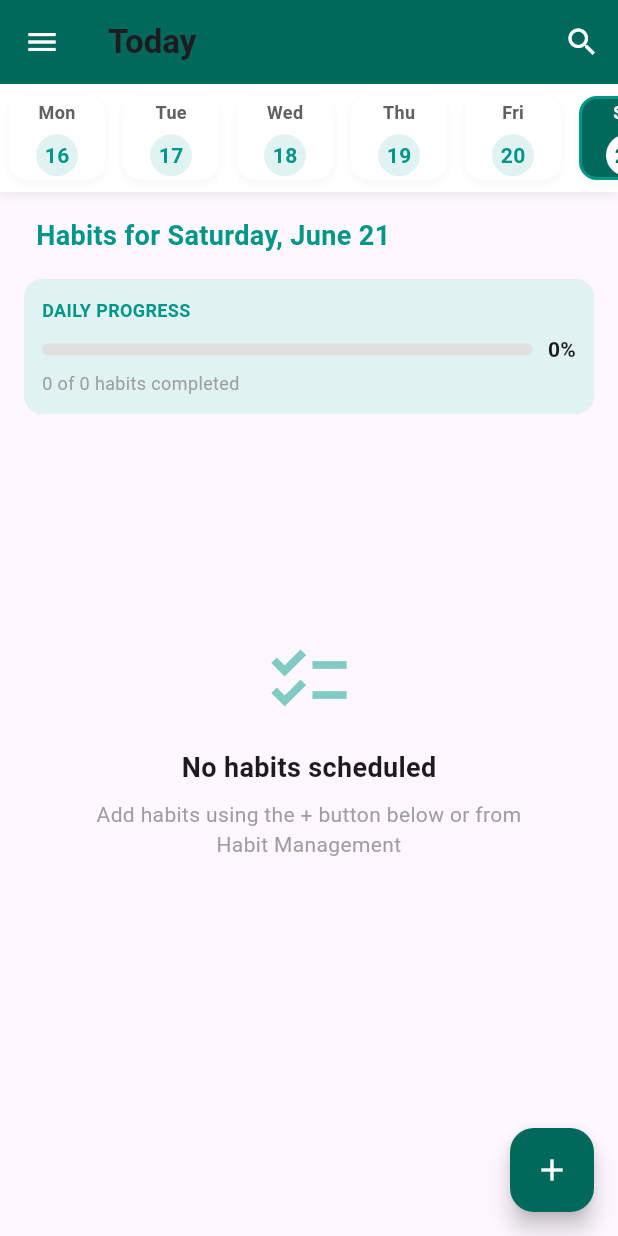
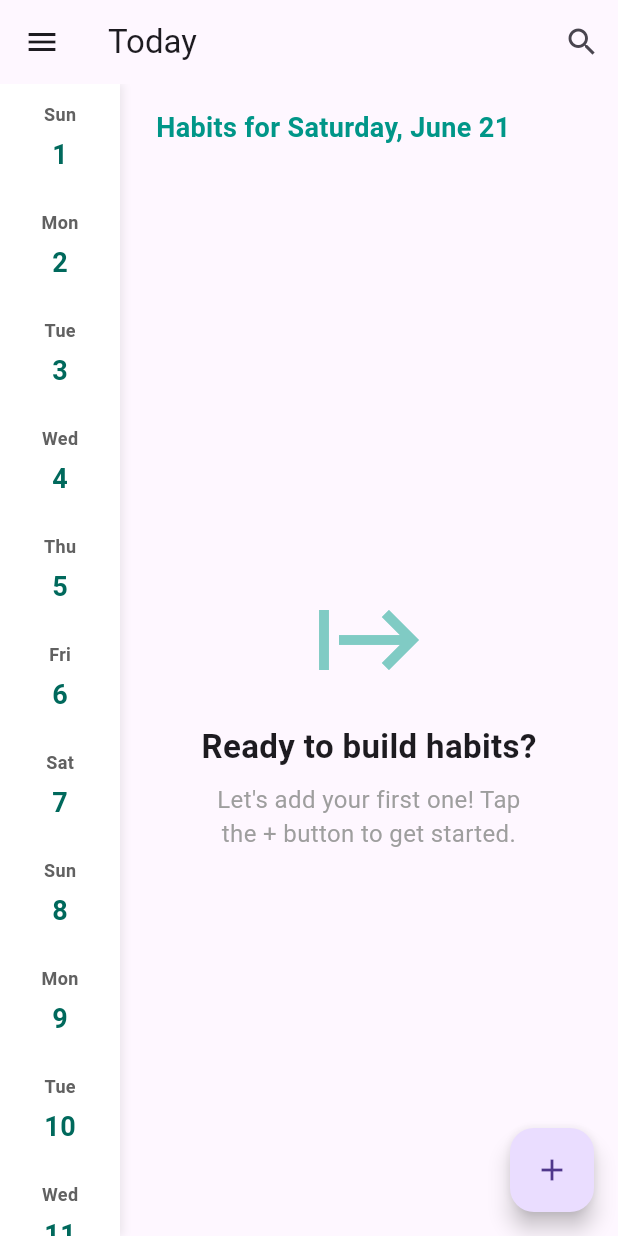
Before and after one commit to JohnnyTok/HabitTrackerApp, a Flutter app: the HomePage screen opened directly with empty values, in the side drawer, after a tap on the "add" icon, on a phone screen of 412 x 824 dp. Run offline on Flutter 3.47's test engine with Material 3 defaults, Android fonts, the phone set to English and light mode, and no system bars; our stand-ins replace percent_indicator.

Commit message:
Update HomePage.dart

```diff
--- a/lib/HomePage.dart
+++ b/lib/HomePage.dart
@@ -1,4 +1,6 @@
 import 'package:flutter/material.dart';
+import 'package:habit_tracker_app/HelpSupportPage.dart';
+import 'package:habit_tracker_app/SettingPage.dart';
 import 'package:intl/intl.dart';
 import 'ProfilePage.dart';
 import 'HabitManagementPage.dart';
@@ -7,52 +9,80 @@ import 'ProgressPage.dart';
 
 class HomePage extends StatefulWidget {
   final String username;
+  final String email;
 
-  const HomePage({super.key, required this.username});
+  const HomePage({super.key, required this.username, required this.email});
 
   @override
   _HomePageState createState() => _HomePageState();
 }
 
 class _HomePageState extends State<HomePage> {
+  // State for user profile data
+  late String _currentUsername;
+  late String _currentEmail;
+
+  // State for habits
   List<Map<String, String>> habits = [];
+  Map<String, bool> habitCompletionStatus = {};
+
+  // State for UI
   String searchQuery = '';
   final TextEditingController searchController = TextEditingController();
   bool isSearching = false;
-  int selectedDayIndex = DateTime.now().weekday - 1;
-  Map<int, bool> habitCompletionStatus = {};
+  DateTime selectedDate = DateTime.now();
 
   @override
   void initState() {
     super.initState();
-    // Initialize completion status for all habits
-    for (int i = 0; i < habits.length; i++) {
-      habitCompletionStatus[i] = false;
+    // Initialize profile state with data passed from SignInPage
+    _currentUsername = widget.username;
+    _currentEmail = widget.email;
   }
+
+  // Callback function to update user profile from ProfilePage
+  void _updateUserProfile(String newName, String newEmail) {
+    setState(() {
+      _currentUsername = newName;
+      _currentEmail = newEmail;
+    });
+  }
+
+  // Callback function to update habits from HabitManagementPage
+  void updateHabits(List<Map<String, String>> updatedHabits) {
+    setState(() {
+      habits = updatedHabits;
+      for (var habit in habits) {
+        habitCompletionStatus.putIfAbsent(habit['id']!, () => false);
+      }
+    });
+  }
+
+  List<DateTime> get currentMonthDates {
+    final now = selectedDate;
+    final firstDayOfMonth = DateTime(now.year, now.month, 1);
+    final lastDayOfMonth = DateTime(now.year, now.month + 1, 0);
+    return List.generate(lastDayOfMonth.day, (i) => firstDayOfMonth.add(Duration(days: i)));
   }
 
   @override
   Widget build(BuildContext context) {
-    List<DateTime> weekDates = _getCurrentWeekDates();
-
     return Scaffold(
       appBar: AppBar(
         title: isSearching
             ? TextField(
                 controller: searchController,
                 autofocus: true,
-                decoration: InputDecoration(
+                decoration: const InputDecoration(
                   hintText: "Search habits...",
                   border: InputBorder.none,
-                  prefixIcon: const Icon(Icons.search, color: Colors.white70),
-                  hintStyle: const TextStyle(color: Colors.white70),
+                  prefixIcon: Icon(Icons.search, color: Colors.white70),
+                  hintStyle: TextStyle(color: Colors.white70),
                 ),
                 style: const TextStyle(color: Colors.white),
                 onChanged: (query) => setState(() => searchQuery = query),
               )
-            : const Text('Today', style: TextStyle(fontWeight: FontWeight.bold)),
-        backgroundColor: Colors.teal[800],
-        iconTheme: const IconThemeData(color: Colors.white),
+            : const Text('Today'),
         actions: [
           IconButton(
             icon: Icon(isSearching ? Icons.close : Icons.search),
@@ -67,57 +97,53 @@ class _HomePageState extends State<HomePage> {
         ],
       ),
       drawer: AppDrawer(
-        username: widget.username,
+        username: _currentUsername,
+        email: _currentEmail,
+        onUpdateProfile: _updateUserProfile, // Pass callback
         habits: habits,
         onUpdateHabits: updateHabits,
+        habitCompletionStatus: habitCompletionStatus,
       ),
-      body: Column(
+      body: Row(
+        crossAxisAlignment: CrossAxisAlignment.start,
         children: [
-          // Date selector container with fixed height
           Container(
-            height: 72,
+            width: 80,
             decoration: BoxDecoration(
               color: Colors.white,
               boxShadow: [
                 BoxShadow(
                   color: Colors.grey.withOpacity(0.2),
-                  blurRadius: 6,
-                  offset: const Offset(0, 2),
-                )
+                  blurRadius: 4,
+                  offset: const Offset(2, 0),
+                ),
               ],
             ),
-            child: _buildDateSelector(weekDates),
+            child: _buildVerticalDateScroller(),
           ),
-
-          // Main content area
           Expanded(
             child: Padding(
               padding: const EdgeInsets.symmetric(horizontal: 16),
               child: Column(
                 crossAxisAlignment: CrossAxisAlignment.start,
                 children: [
-                  // Header showing selected date
                   Padding(
                     padding: const EdgeInsets.only(top: 16, left: 8),
                     child: Text(
-                      'Habits for ${DateFormat('EEEE, MMMM dd').format(weekDates[selectedDayIndex])}',
+                      isSearching
+                          ? 'Search results for "$searchQuery"'
+                          : 'Habits for ${DateFormat('EEEE, MMMM dd').format(selectedDate)}',
                       style: const TextStyle(
-                        fontSize: 18,
-                        fontWeight: FontWeight.bold,
-                        color: Colors.teal,
-                      ),
+                          fontSize: 18, fontWeight: FontWeight.bold, color: Colors.teal),
                     ),
                   ),
                   const SizedBox(height: 16),
-
-                  // Stats summary
+                  if (!isSearching) ...[
                     _buildStatsSummary(),
                     const SizedBox(height: 16),
-
-                  // FIX: Use Flexible instead of Expanded for variable content
-                  Flexible(
-                    flex: 1,
-                    child: habits.isEmpty
+                  ],
+                  Expanded(
+                    child: getFilteredHabits().isEmpty
                         ? _buildEmptyState()
                         : _buildHabitList(),
                   ),
@@ -128,9 +154,9 @@ class _HomePageState extends State<HomePage> {
         ],
       ),
       floatingActionButton: FloatingActionButton(
-        backgroundColor: Colors.teal[800],
-        child: const Icon(Icons.add, color: Colors.white),
-        onPressed: () => Navigator.push(
+        tooltip: 'Add Habit',
+        onPressed: () async {
+          await Navigator.push(
             context,
             MaterialPageRoute(
               builder: (context) => HabitManagementPage(
@@ -138,66 +164,62 @@ class _HomePageState extends State<HomePage> {
                 onUpdateHabits: updateHabits,
               ),
             ),
-        ),
+          );
+          setState(() {});
+        },
+        child: const Icon(Icons.add),
       ),
     );
   }
 
-  // FIX: Updated empty state with constrained height
   Widget _buildEmptyState() {
-    return ConstrainedBox(
-      constraints: BoxConstraints(
-        maxHeight: MediaQuery.of(context).size.height * 0.5,
-      ),
-      child: Center(
-        child: SingleChildScrollView(
+    return Center(
       child: Column(
         mainAxisAlignment: MainAxisAlignment.center,
         children: [
-              Icon(Icons.checklist, size: 60, color: Colors.teal[200]), // Reduced size
-              const SizedBox(height: 16), // Reduced spacing
+          Icon(Icons.start, size: 80, color: Colors.teal[200]),
+          const SizedBox(height: 16),
           const Text(
-                'No habits scheduled',
-                style: TextStyle(fontSize: 18, fontWeight: FontWeight.bold),
+            'Ready to build habits?',
+            style: TextStyle(fontSize: 22, fontWeight: FontWeight.bold),
           ),
-              const SizedBox(height: 8), // Reduced spacing
+          const SizedBox(height: 8),
           const Padding(
             padding: EdgeInsets.symmetric(horizontal: 40),
             child: Text(
-                  'Add habits using the + button below or from Habit Management',
+              "Let's add your first one! Tap the + button to get started.",
               textAlign: TextAlign.center,
-                  style: TextStyle(color: Colors.grey),
+              style: TextStyle(color: Colors.grey, fontSize: 16),
             ),
           ),
         ],
-          ),
-        ),
       ),
     );
   }
 
   Widget _buildStatsSummary() {
-    int completedCount = habitCompletionStatus.values.where((status) => status).length;
-    int totalCount = getFilteredHabits().length;
+    final todaysHabits = getFilteredHabits();
+    int completedCount = todaysHabits.where((h) => habitCompletionStatus[h['id']] == true).length;
+    int totalCount = todaysHabits.length;
     double progress = totalCount > 0 ? completedCount / totalCount : 0;
 
+    if (totalCount == 0) {
+      return const SizedBox.shrink();
+    }
+
     return Container(
-      padding: const EdgeInsets.all(12),
+      padding: const EdgeInsets.all(16),
       decoration: BoxDecoration(
         color: Colors.teal[50],
         borderRadius: BorderRadius.circular(12),
+        boxShadow: [
+          BoxShadow(color: Colors.grey.withOpacity(0.2), blurRadius: 4, offset: const Offset(0, 4)),
+        ],
       ),
       child: Column(
         crossAxisAlignment: CrossAxisAlignment.start,
         children: [
-          const Text(
-            'DAILY PROGRESS',
-            style: TextStyle(
-              fontSize: 12,
-              fontWeight: FontWeight.bold,
-              color: Colors.teal,
-            ),
-          ),
+          const Text('DAILY PROGRESS', style: TextStyle(fontSize: 14, fontWeight: FontWeight.bold, color: Colors.teal)),
           const SizedBox(height: 8),
           Row(
             children: [
@@ -211,17 +233,11 @@ class _HomePageState extends State<HomePage> {
                 ),
               ),
               const SizedBox(width: 10),
-              Text(
-                '${(progress * 100).toStringAsFixed(0)}%',
-                style: const TextStyle(fontWeight: FontWeight.bold),
-              ),
+              Text('${(progress * 100).toStringAsFixed(0)}%', style: const TextStyle(fontWeight: FontWeight.bold)),
             ],
           ),
           const SizedBox(height: 4),
-          Text(
-            '$completedCount of $totalCount habits completed',
-            style: const TextStyle(fontSize: 12, color: Colors.grey),
-          ),
+          Text('$completedCount of $totalCount habits completed', style: const TextStyle(fontSize: 12, color: Colors.grey)),
         ],
       ),
     );
@@ -229,24 +245,19 @@ class _HomePageState extends State<HomePage> {
 
   Widget _buildHabitList() {
     return ListView(
-      padding: const EdgeInsets.only(bottom: 16),
-      children: getFilteredHabits()
-          .asMap()
-          .entries
-          .map((entry) => _buildHabitCard(entry.key, entry.value))
-          .toList(),
+      padding: const EdgeInsets.only(bottom: 80),
+      children: getFilteredHabits().map((habit) => _buildHabitCard(habit)).toList(),
     );
   }
 
-  Widget _buildHabitCard(int index, Map<String, String> habit) {
-    bool isCompleted = habitCompletionStatus[index] ?? false;
+  Widget _buildHabitCard(Map<String, String> habit) {
+    bool isCompleted = habitCompletionStatus[habit['id']] ?? false;
     String timeString = habit['time'] ?? '';
     DateTime? habitTime;
-
     try {
       habitTime = DateFormat('yyyy-MM-dd HH:mm').parse(timeString);
     } catch (e) {
-      // Handle parsing error
+      // Handle error
     }
 
     return Card(
@@ -277,16 +288,19 @@ class _HomePageState extends State<HomePage> {
         ),
         subtitle: habitTime != null
             ? Text(
-                DateFormat('h:mm a').format(habitTime),
-                style: TextStyle(
-                  color: isCompleted ? Colors.grey[400] : Colors.grey[600],
-                ),
+                isSearching
+                    ? DateFormat('MMM dd, h:mm a').format(habitTime)
+                    : DateFormat('h:mm a').format(habitTime),
+                style: TextStyle(color: isCompleted ? Colors.grey[400] : Colors.grey[600]),
               )
             : null,
         trailing: Checkbox(
           value: isCompleted,
           activeColor: Colors.teal,
-          onChanged: (value) => setState(() => habitCompletionStatus[index] = value ?? false),
+          shape: RoundedRectangleBorder(
+            borderRadius: BorderRadius.circular(4),
+          ),
+          onChanged: (value) => setState(() => habitCompletionStatus[habit['id']!] = value ?? false),
         ),
       ),
     );
@@ -294,29 +308,20 @@ class _HomePageState extends State<HomePage> {
 
   IconData _getCategoryIcon(String? category) {
     switch (category?.toLowerCase()) {
-      case 'health':
-        return Icons.favorite;
-      case 'work':
-        return Icons.work;
-      case 'study':
-        return Icons.school;
-      case 'exercise':
-        return Icons.directions_run;
-      case 'personal':
-        return Icons.person;
-      case 'social':
-        return Icons.people;
-      default:
-        return Icons.check_circle;
+      case 'health': return Icons.favorite;
+      case 'work': return Icons.work;
+      case 'study': return Icons.school;
+      case 'exercise': return Icons.directions_run;
+      case 'personal': return Icons.person;
+      case 'social': return Icons.people;
+      default: return Icons.check_circle;
     }
   }
 
   List<Map<String, String>> getFilteredHabits() {
-    List<DateTime> weekDates = _getCurrentWeekDates();
-    DateTime selectedDate = weekDates[selectedDayIndex];
-
     return habits.where((habit) {
       bool matchesSearch = habit['name']!.toLowerCase().contains(searchQuery.toLowerCase());
+      if (!isSearching) {
         try {
           DateTime habitDate = DateFormat('yyyy-MM-dd HH:mm').parse(habit['time']!);
           bool matchesDate = habitDate.year == selectedDate.year &&
@@ -326,51 +331,34 @@ class _HomePageState extends State<HomePage> {
         } catch (e) {
           return false;
         }
+      }
+      return matchesSearch;
     }).toList();
   }
 
-  void updateHabits(List<Map<String, String>> updatedHabits) {
+  Widget _buildVerticalDateScroller() {
+    DateTime today = DateTime.now();
+    return ListView.builder(
+      itemCount: currentMonthDates.length,
+      itemBuilder: (context, index) {
+        final date = currentMonthDates[index];
+        bool isSelected = selectedDate.day == date.day && selectedDate.month == date.month;
+        bool isToday = date.day == today.day && date.month == today.month && date.year == today.year;
+
+        return GestureDetector(
+          onTap: () {
             setState(() {
-      habits = updatedHabits;
-      // Update completion status for new habits
-      for (int i = 0; i < habits.length; i++) {
-        habitCompletionStatus.putIfAbsent(i, () => false);
+              selectedDate = date;
+              if (isSearching) {
+                isSearching = false;
+                searchController.clear();
+                searchQuery = '';
               }
             });
-  }
-
-  Widget _buildDateSelector(List<DateTime> dates) {
-    DateTime today = DateTime.now();
-    return ListView.builder(
-      scrollDirection: Axis.horizontal,
-      itemCount: dates.length,
-      padding: const EdgeInsets.symmetric(vertical: 8),
-      itemBuilder: (context, index) {
-        final date = dates[index];
-        bool isSelected = selectedDayIndex == index;
-        bool isToday = date.day == today.day &&
-                      date.month == today.month &&
-                      date.year == today.year;
-
-        return GestureDetector(
-          onTap: () => setState(() => selectedDayIndex = index),
+          },
           child: Container(
-            width: 64,
-            margin: const EdgeInsets.symmetric(horizontal: 6),
-            decoration: BoxDecoration(
+            height: 72,
             color: isSelected ? Colors.teal[800] : Colors.white,
-              borderRadius: BorderRadius.circular(12),
-              border: isToday
-                  ? Border.all(color: Colors.teal, width: 2)
-                  : null,
-              boxShadow: [
-                BoxShadow(
-                  color: Colors.grey.withOpacity(0.1),
-                  blurRadius: 4,
-                  offset: const Offset(0, 2),
-                )
-              ],
-            ),
             child: Column(
               mainAxisAlignment: MainAxisAlignment.center,
               children: [
@@ -383,21 +371,12 @@ class _HomePageState extends State<HomePage> {
                   ),
                 ),
                 const SizedBox(height: 6),
-                Container(
-                  width: 28,
-                  height: 28,
-                  decoration: BoxDecoration(
-                    color: isSelected ? Colors.white : Colors.teal[50],
-                    shape: BoxShape.circle,
-                  ),
-                  alignment: Alignment.center,
-                  child: Text(
+                Text(
                   date.day.toString(),
                   style: TextStyle(
-                      fontSize: 14,
+                    fontSize: 18,
                     fontWeight: FontWeight.bold,
-                      color: isSelected ? Colors.teal[800] : Colors.teal,
-                    ),
+                    color: isSelected ? Colors.white : Colors.teal[800],
                   ),
                 ),
                 if (isToday && !isSelected)
@@ -419,25 +398,24 @@ class _HomePageState extends State<HomePage> {
       },
     );
   }
-
-  List<DateTime> _getCurrentWeekDates() {
-    DateTime now = DateTime.now();
-    int currentWeekday = now.weekday;
-    DateTime monday = now.subtract(Duration(days: currentWeekday - 1));
-    return List.generate(7, (index) => monday.add(Duration(days: index)));
-  }
 }
 
 class AppDrawer extends StatelessWidget {
   final String username;
+  final String email;
+  final Function(String, String) onUpdateProfile;
   final List<Map<String, String>> habits;
   final Function(List<Map<String, String>>) onUpdateHabits;
+  final Map<String, bool> habitCompletionStatus;
 
   const AppDrawer({
     super.key,
     required this.username,
+    required this.email,
+    required this.onUpdateProfile,
     required this.habits,
     required this.onUpdateHabits,
+    required this.habitCompletionStatus,
   });
 
   @override
@@ -446,14 +424,13 @@ class AppDrawer extends StatelessWidget {
       child: SafeArea(
         child: Column(
           children: [
-            // Drawer header with user info
             UserAccountsDrawerHeader(
               accountName: Text(username, style: const TextStyle(fontWeight: FontWeight.bold)),
-              accountEmail: Text("$username@habitracker.com"),
+              accountEmail: Text(email),
               currentAccountPicture: CircleAvatar(
-                backgroundColor: Colors.teal[800],
+                backgroundColor: Colors.teal[900],
                 child: Text(
-                  username.substring(0, 1).toUpperCase(),
+                  username.isNotEmpty ? username.substring(0, 1).toUpperCase() : 'U',
                   style: const TextStyle(fontSize: 24, color: Colors.white),
                 ),
               ),
@@ -461,8 +438,6 @@ class AppDrawer extends StatelessWidget {
                 color: Colors.teal[800],
               ),
             ),
-
-            // Navigation items
             Expanded(
               child: ListView(
                 padding: EdgeInsets.zero,
@@ -471,7 +446,11 @@ class AppDrawer extends StatelessWidget {
                     context,
                     icon: Icons.person,
                     title: 'Profile',
-                    page: ProfilePage(username: username),
+                    page: ProfilePage(
+                      username: username,
+                      email: email,
+                      onUpdateProfile: onUpdateProfile,
+                    ),
                   ),
                   _buildDrawerItem(
                     context,
@@ -486,27 +465,27 @@ class AppDrawer extends StatelessWidget {
                     context,
                     icon: Icons.bar_chart,
                     title: 'Progress',
-                    page: ProgressPage(habits: habits),
+                    page: ProgressPage(habits: habits, completionStatus: habitCompletionStatus),
                   ),
                   const Divider(),
                   _buildDrawerItem(
                     context,
                     icon: Icons.settings,
                     title: 'Settings',
-                    page: Container(), // Placeholder
+                    page: const SettingPage(),
                   ),
                   _buildDrawerItem(
                     context,
                     icon: Icons.help,
                     title: 'Help & Support',
-                    page: Container(), // Placeholder
+                    page: const HelpSupportPage(),
                   ),
                   const Divider(),
                   _buildDrawerItem(
                     context,
                     icon: Icons.logout,
                     title: 'Logout',
-                    page: LogoutPage(),
+                    page: const LogoutPage(),
                     isLogout: true,
                   ),
                 ],
@@ -530,13 +509,13 @@ class AppDrawer extends StatelessWidget {
       title: Text(
         title,
         style: TextStyle(
-          color: isLogout ? Colors.red : Colors.black,
+          color: isLogout ? Colors.red : Colors.black87,
           fontWeight: FontWeight.w500,
         ),
       ),
       trailing: isLogout ? null : const Icon(Icons.chevron_right, color: Colors.grey),
       onTap: () {
-        Navigator.pop(context); // Close drawer
+        Navigator.pop(context);
         if (isLogout) {
           Navigator.pushAndRemoveUntil(
             context,
```
Lines whose indentation alone changed are shown as unchanged.
